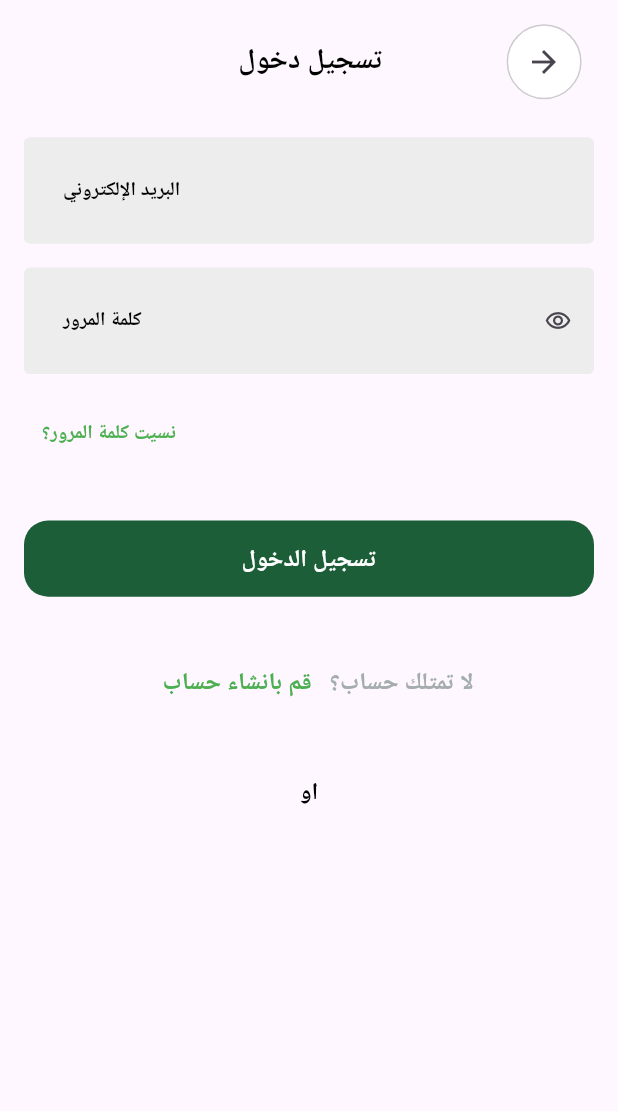
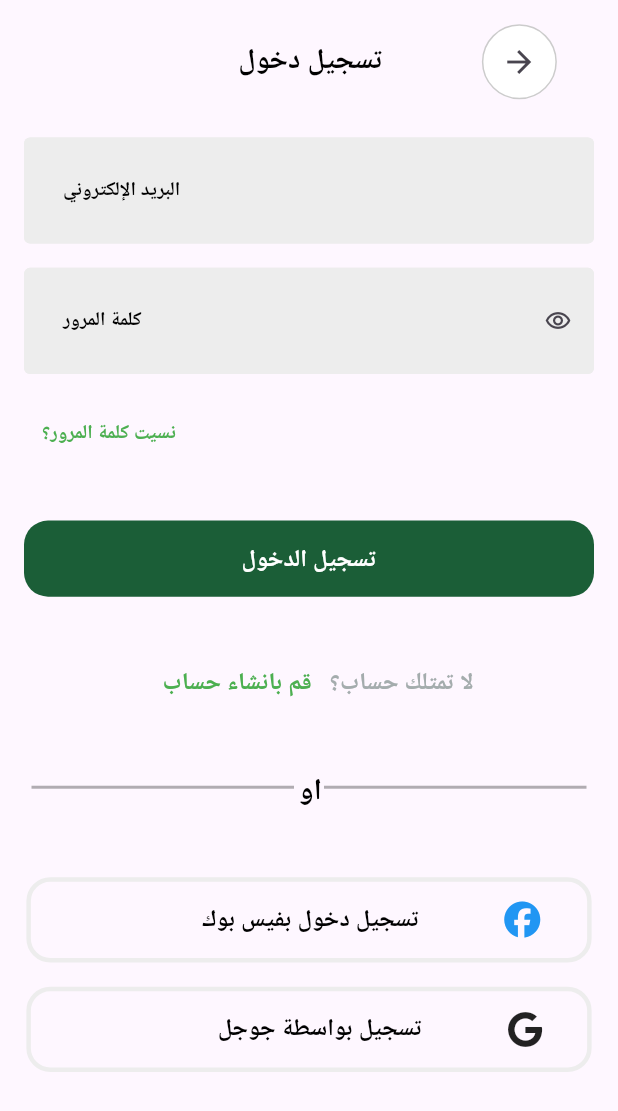
Before and after one commit to He9sham/Fruit-HUB, a Flutter app: the LoginView screen opened by its route, on a phone screen of 412 x 824 dp. Shown: the top 1111 px of the screen. Run offline on Flutter 3.47's test engine with Material 3 defaults, Android fonts, the phone set to English and light mode, and no system bars; our stand-ins replace awesome_dialog, flutter_local_notifications, flutter_onboarding_slider, flutter_screenutil, flutter_svg, font_awesome_flutter and 2 more; Roboto replaces fonts that are missing (Cairo).

Commit message:
finsh login view (Ui)

```diff
--- a/lib/feature/Login_in/view/login_view.dart
+++ b/lib/feature/Login_in/view/login_view.dart
@@ -1,12 +1,14 @@
 import 'package:commerce_hub/core/helper/extensions.dart';
 import 'package:commerce_hub/core/helper/spacing.dart';
-import 'package:commerce_hub/core/theming/color.dart';
 import 'package:commerce_hub/core/theming/styles.dart';
 import 'package:commerce_hub/core/widgets/app_text_buttom.dart';
-import 'package:commerce_hub/core/widgets/app_text_form_field.dart';
+import 'package:commerce_hub/feature/Login_in/view/widgets/custom_container_athour_auth.dart';
+import 'package:commerce_hub/feature/Login_in/view/widgets/divider_row.dart';
+import 'package:commerce_hub/feature/Login_in/view/widgets/login_text_from_field.dart';
 import 'package:commerce_hub/feature/sign_up/view/widgets/custom_appbar_for_auth.dart';
 import 'package:commerce_hub/feature/sign_up/view/widgets/row_text_reauth.dart';
 import 'package:flutter/material.dart';
+import 'package:font_awesome_flutter/font_awesome_flutter.dart';
 
 class LoginView extends StatelessWidget {
   const LoginView({super.key});
@@ -26,19 +28,7 @@ class LoginView extends StatelessWidget {
                     context.pop();
                   },
                 ),
-                verticalSpace(25),
-                AppTextFormField(
-                  hintText: 'البريد الإلكتروني',
-                  validator: (data) {},
-                  backgroundColor: ColorsManager.lighterGray,
-                ),
-                verticalSpace(16),
-                AppTextFormField(
-                  hintText: 'كلمة المرور',
-                  validator: (data) {},
-                  backgroundColor: ColorsManager.lighterGray,
-                  suffixIcon: const Icon(Icons.remove_red_eye_outlined),
-                ),
+                const LoginTextFromfield(),
                 verticalSpace(16),
                 Row(
                   children: [
@@ -67,33 +57,20 @@ class LoginView extends StatelessWidget {
                   },
                 ),
                 verticalSpace(37),
-                Row(
-                  mainAxisAlignment: MainAxisAlignment.spaceBetween,
-                  children: [
-                    Divider(
-                      height: 15,
-                      endIndent: 80,
-                      indent: 80,
-                      thickness: 2,
-                      color: Colors.black.withOpacity(0.3),
-                    ),
-                    const Text(
-                      'او',
-                      style: TextStyle(
-                        color: Colors.black,
-                        fontSize: 16,
-                        fontWeight: FontWeight.w600,
-                      ),
-                    ),
-                    Divider(
-                      height: 15,
-                      indent: 80,
-                      endIndent: 80,
-                      thickness: 2,
-                      color: Colors.black.withOpacity(0.3),
-                    ),
-                  ],
-                )
+                const DividerRow(),
+                verticalSpace(37),
+                CustomContainerAthourAuth(
+                  ontap: () {},
+                  title: 'تسجيل دخول بفيس بوك   ',
+                  iconData: FontAwesomeIcons.facebook,
+                  color: Colors.blue,
+                ),
+                verticalSpace(16),
+                CustomContainerAthourAuth(
+                  title: '   تسجيل بواسطة جوجل   ',
+                  iconData: FontAwesomeIcons.google,
+                  ontap: () {},
+                ),
               ],
             ),
           ),
--- /dev/null
+++ b/lib/feature/Login_in/view/widgets/custom_container_athour_auth.dart
@@ -0,0 +1,52 @@
+import 'package:commerce_hub/core/helper/spacing.dart';
+import 'package:commerce_hub/core/theming/color.dart';
+import 'package:commerce_hub/core/theming/styles.dart';
+import 'package:flutter/material.dart';
+import 'package:flutter_screenutil/flutter_screenutil.dart';
+
+class CustomContainerAthourAuth extends StatelessWidget {
+  const CustomContainerAthourAuth(
+      {super.key,
+      required this.title,
+      required this.iconData,
+      this.color,
+      required this.ontap});
+  final String title;
+  final IconData iconData;
+  final Color? color;
+  final void Function() ontap;
+  @override
+  Widget build(BuildContext context) {
+    return GestureDetector(
+      onTap: ontap,
+      child: AnimatedContainer(
+        duration: const Duration(milliseconds: 300),
+        width: 343.w,
+        height: 56.h,
+        decoration: BoxDecoration(
+          borderRadius: BorderRadius.circular(16),
+          color: Colors.transparent,
+          border: Border.all(
+            color: ColorsManager.lighterGray,
+            width: 3,
+          ),
+        ),
+        child: Row(
+          mainAxisAlignment: MainAxisAlignment.center,
+          children: [
+            horizontalSpace(75),
+            Text(
+              title,
+              style: Styles.textRowNavigate16gray.copyWith(color: Colors.black),
+            ),
+            horizontalSpace(40),
+            Icon(
+              iconData,
+              color: color,
+            ),
+          ],
+        ),
+      ),
+    );
+  }
+}
--- /dev/null
+++ b/lib/feature/Login_in/view/widgets/divider_row.dart
@@ -0,0 +1,46 @@
+import 'package:flutter/material.dart';
+import 'package:flutter_screenutil/flutter_screenutil.dart';
+
+class DividerRow extends StatelessWidget {
+  const DividerRow({super.key});
+
+  @override
+  Widget build(BuildContext context) {
+    return SizedBox(
+      height: 30.h,
+      width: MediaQuery.sizeOf(context).width,
+      child: Stack(
+        children: [
+          Positioned(
+            child: Divider(
+              endIndent: 5,
+              indent: 200,
+              thickness: 2,
+              color: Colors.black.withOpacity(0.3),
+            ),
+          ),
+          Positioned(
+            right: 165.w,
+            bottom: 5.h,
+            child: const Text(
+              'او',
+              style: TextStyle(
+                color: Colors.black,
+                fontSize: 20,
+                fontWeight: FontWeight.w700,
+              ),
+            ),
+          ),
+          Positioned(
+            child: Divider(
+              endIndent: 200,
+              indent: 5,
+              thickness: 2,
+              color: Colors.black.withOpacity(0.3),
+            ),
+          ),
+        ],
+      ),
+    );
+  }
+}
--- /dev/null
+++ b/lib/feature/Login_in/view/widgets/login_text_from_field.dart
@@ -0,0 +1,30 @@
+
+import 'package:commerce_hub/core/helper/spacing.dart';
+import 'package:commerce_hub/core/theming/color.dart';
+import 'package:commerce_hub/core/widgets/app_text_form_field.dart';
+import 'package:flutter/material.dart';
+
+class LoginTextFromfield extends StatelessWidget {
+  const LoginTextFromfield({super.key});
+
+  @override
+  Widget build(BuildContext context) {
+    return Column(
+      children: [
+        verticalSpace(25),
+        AppTextFormField(
+          hintText: 'البريد الإلكتروني',
+          validator: (data) {},
+          backgroundColor: ColorsManager.lighterGray,
+        ),
+        verticalSpace(16),
+        AppTextFormField(
+          hintText: 'كلمة المرور',
+          validator: (data) {},
+          backgroundColor: ColorsManager.lighterGray,
+          suffixIcon: const Icon(Icons.remove_red_eye_outlined),
+        ),
+      ],
+    );
+  }
+}
--- a/lib/feature/sign_up/view/widgets/custom_appbar_for_auth.dart
+++ b/lib/feature/sign_up/view/widgets/custom_appbar_for_auth.dart
@@ -18,7 +18,7 @@ class CustomAppBarForAuth extends StatelessWidget {
           title,
           style: Styles.textappBarAuth,
         ),
-        horizontalSpace(75),
+        horizontalSpace(60),
         Container(
           decoration: BoxDecoration(
             border: Border.all(
--- a/pubspec.yaml
+++ b/pubspec.yaml
@@ -38,6 +38,7 @@ dependencies:
   flutter_onboarding_slider: ^1.0.11
   flutter_screenutil: ^5.9.3
   flutter_svg: ^2.0.10+1
+  font_awesome_flutter: ^10.7.0
   google_fonts: ^6.2.1
   timezone: ^0.9.4
 
```
Also changed, not shown: pubspec.lock.
